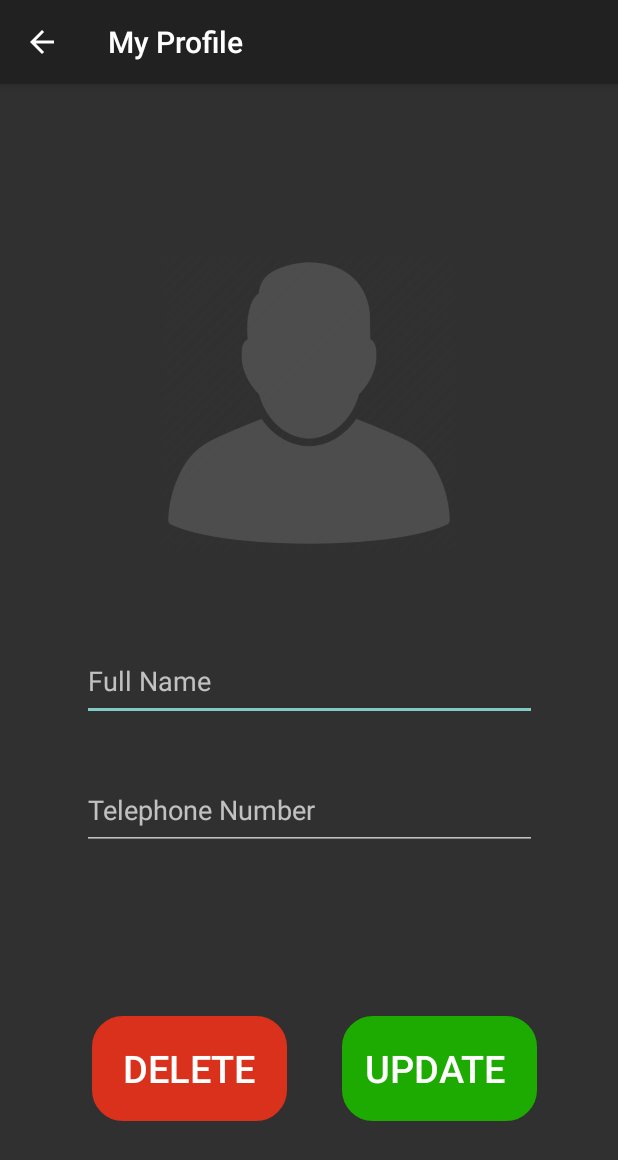
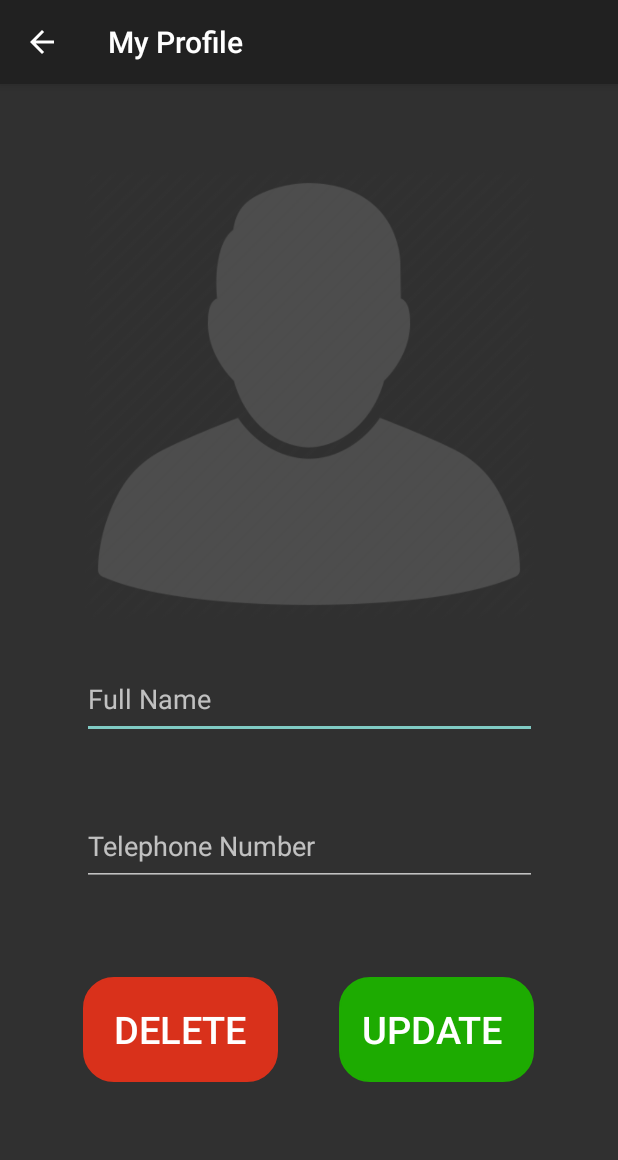
Before and after one commit to fazkarimi/EventhubFYP, an Android app: the UserProfile screen opened directly, with no data from a screen before it, on a phone screen of 412 x 824 dp. Shown: the top 1160 px of the screen. Run offline under Robolectric (Android 15) with nearby library versions, the light colour scheme and no system bars; our stand-ins replace Firebase (no records; nobody signed in at launch, a user with empty details on screens opened directly); pictures from the network do not load.

Commit message:
new update, no progress

```diff
--- a/src/main/java/faz/ie/partyapp/UserProfile.java
+++ b/src/main/java/faz/ie/partyapp/UserProfile.java
@@ -78,7 +78,7 @@ public class UserProfile extends AppCompatActivity {
 
         progressDialog = new ProgressDialog(this);
 
-        mProfileImage = (ImageView) findViewById(R.id.userProfileImage);
+        mProfileImage = (ImageView) findViewById(R.id.profileImage);
 
         deleteButton = (Button) findViewById(R.id.deleteButton);
         updateButton = (Button) findViewById(R.id.updateButton);
@@ -115,9 +115,6 @@ public class UserProfile extends AppCompatActivity {
     }
 
 
-
-
-
     private void displayUserInformation() {
         mUserDatabase.addListenerForSingleValueEvent(new ValueEventListener() {
             @Override
@@ -147,7 +144,7 @@ public class UserProfile extends AppCompatActivity {
                                 Glide.with(getApplication()).load(profileImageUrl).into(mProfileImage);
                                 break;
                         }
-                        Glide.with(getApplication()).load(profileImageUrl).into(mProfileImage);
+                       // Glide.with(getApplication()).load(profileImageUrl).into(mProfileImage);
                     }
                 }
             }
@@ -168,8 +165,9 @@ public class UserProfile extends AppCompatActivity {
         userinfo.put("PhoneNumber", PhoneNumber);
         mUserDatabase.updateChildren(userinfo);
 
-        if (reultURI != null) {
-            StorageReference filePath = FirebaseStorage.getInstance().getReference().child("ProfileImages").child(userID);
+        if (reultURI != null)
+        {
+            StorageReference filePath = FirebaseStorage.getInstance().getReference().child("profileImages").child(userID);
             Bitmap bitmap = null;
             try {
                 bitmap = MediaStore.Images.Media.getBitmap(getApplication().getContentResolver(), reultURI);
@@ -181,12 +179,14 @@ public class UserProfile extends AppCompatActivity {
             byte[] data = baos.toByteArray();
 
             UploadTask uploadTask = filePath.putBytes(data);
+
             uploadTask.addOnFailureListener(new OnFailureListener() {
                 @Override
                 public void onFailure(@NonNull Exception e) {
                     finish();
                 }
             });
+
             uploadTask.addOnSuccessListener(new OnSuccessListener<UploadTask.TaskSnapshot>() {
                 @Override
                 public void onSuccess(UploadTask.TaskSnapshot taskSnapshot) {
@@ -204,6 +204,8 @@ public class UserProfile extends AppCompatActivity {
             finish();
         }
     }
+
+    ///////////////////////////////////////////////////////////////////////////////////////////////////////////////////////////////////////
 
     public void deleteAccount(View view) {
         FirebaseUser user = FirebaseAuth.getInstance().getCurrentUser();
@@ -233,7 +235,6 @@ public class UserProfile extends AppCompatActivity {
         }
         return super.onOptionsItemSelected(item);
     }
-
 
     @Override
     protected void onActivityResult(int requestCode, int resultCode, Intent data) {
--- a/src/main/java/faz/ie/partyapp/models/User.java
+++ b/src/main/java/faz/ie/partyapp/models/User.java
@@ -76,7 +76,7 @@ public class User {
         return profileImageUrl;
     }
 
-    public void setProfileImageUrl(String userId) {
+    public void setProfileImageUrl(String profileImageUrl) {
         this.profileImageUrl = profileImageUrl;
     }
 }
--- a/src/main/java/faz/ie/partyapp/models/arrayAdapter.java
+++ b/src/main/java/faz/ie/partyapp/models/arrayAdapter.java
@@ -42,7 +42,7 @@ public class arrayAdapter extends ArrayAdapter<User>
       //update information...
 
 
-      ImageView image = (ImageView)convertView.findViewById(R.id.userProfileImage);
+      ImageView image = (ImageView)convertView.findViewById(R.id.profileImage);
 
       FullName.setText(user_item.getFullName());
      // Age.setText(user_item.getAge());
@@ -52,10 +52,9 @@ public class arrayAdapter extends ArrayAdapter<User>
       {
           case "default":
               Glide.with(convertView.getContext()).load(R.mipmap.user).into(image);
-             // image.setImageResource(R.mipmap.user);
               break;
           default:
-              Glide.clear(image);
+              Glide.clear(image); //makes sure the image is cleared before placing a new one
               Glide.with(convertView.getContext()).load(user_item.getProfileImageUrl()).into(image);
               break;
       }
--- a/src/main/res/layout/activity_user_profile.xml
+++ b/src/main/res/layout/activity_user_profile.xml
@@ -9,11 +9,13 @@
 
 
     <ImageView
-        android:id="@+id/userProfileImage"
-        android:layout_width="200dp"
-        android:layout_height="200dp"
-        android:layout_marginTop="105dp"
-        android:layout_marginBottom="52dp"
+        android:id="@+id/profileImage"
+        android:layout_width="300dp"
+        android:layout_height="300dp"
+        android:layout_marginStart="55dp"
+        android:layout_marginTop="49dp"
+        android:layout_marginEnd="55dp"
+        android:layout_marginBottom="20dp"
         app:layout_constraintBottom_toTopOf="@+id/updateNameTxt"
         app:layout_constraintEnd_toEndOf="parent"
         app:layout_constraintStart_toStartOf="parent"
@@ -26,14 +28,14 @@
         android:layout_height="53dp"
         android:layout_marginStart="54dp"
         android:layout_marginEnd="54dp"
-        android:layout_marginBottom="25dp"
+        android:layout_marginBottom="37dp"
         android:ems="10"
         android:hint="Full Name"
         android:inputType="textPersonName"
         app:layout_constraintBottom_toTopOf="@+id/updatePhoneTxt"
         app:layout_constraintEnd_toEndOf="parent"
         app:layout_constraintStart_toStartOf="parent"
-        app:layout_constraintTop_toBottomOf="@+id/userProfileImage" />
+        app:layout_constraintTop_toBottomOf="@+id/profileImage" />
 
 
     <EditText
@@ -42,7 +44,7 @@
         android:layout_height="53dp"
         android:layout_marginStart="54dp"
         android:layout_marginEnd="54dp"
-        android:layout_marginBottom="104dp"
+        android:layout_marginBottom="54dp"
         android:ems="10"
         android:hint="Telephone Number"
         android:inputType="textEmailAddress"
@@ -56,8 +58,8 @@
         android:id="@+id/updateButton"
         android:layout_width="130dp"
         android:layout_height="70dp"
-        android:layout_marginEnd="54dp"
-        android:layout_marginBottom="69dp"
+        android:layout_marginEnd="56dp"
+        android:layout_marginBottom="95dp"
         android:background="@drawable/updatebuttonstyle"
         android:backgroundTint="@color/green"
         android:onClick="updateUserInformation"
@@ -74,8 +76,8 @@
         android:id="@+id/deleteButton"
         android:layout_width="130dp"
         android:layout_height="70dp"
-        android:layout_marginStart="61dp"
-        android:layout_marginEnd="36dp"
+        android:layout_marginStart="55dp"
+        android:layout_marginEnd="40dp"
         android:background="@drawable/deletebuttonstyle"
         android:backgroundTint="@color/red"
         android:onClick="deleteAccount"
```
Also changed, not shown: src/main/java/faz/ie/partyapp/MainActivity.java (+14 -5 lines), src/main/res/mipmap-anydpi-v26/logo3.png (added).
